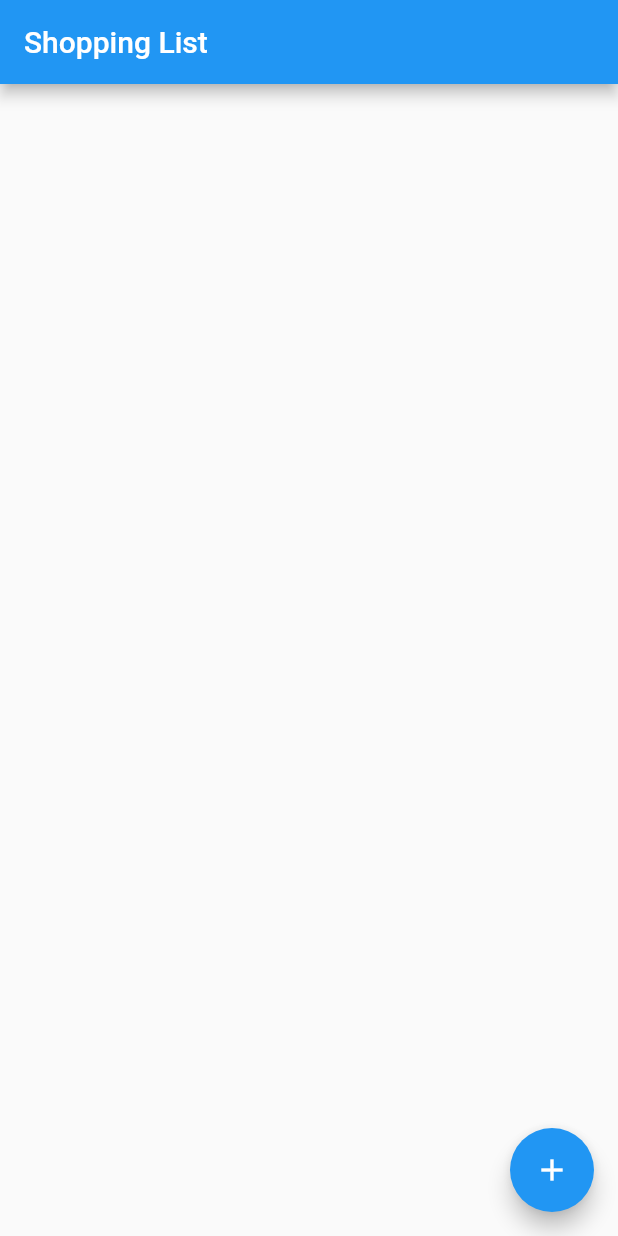
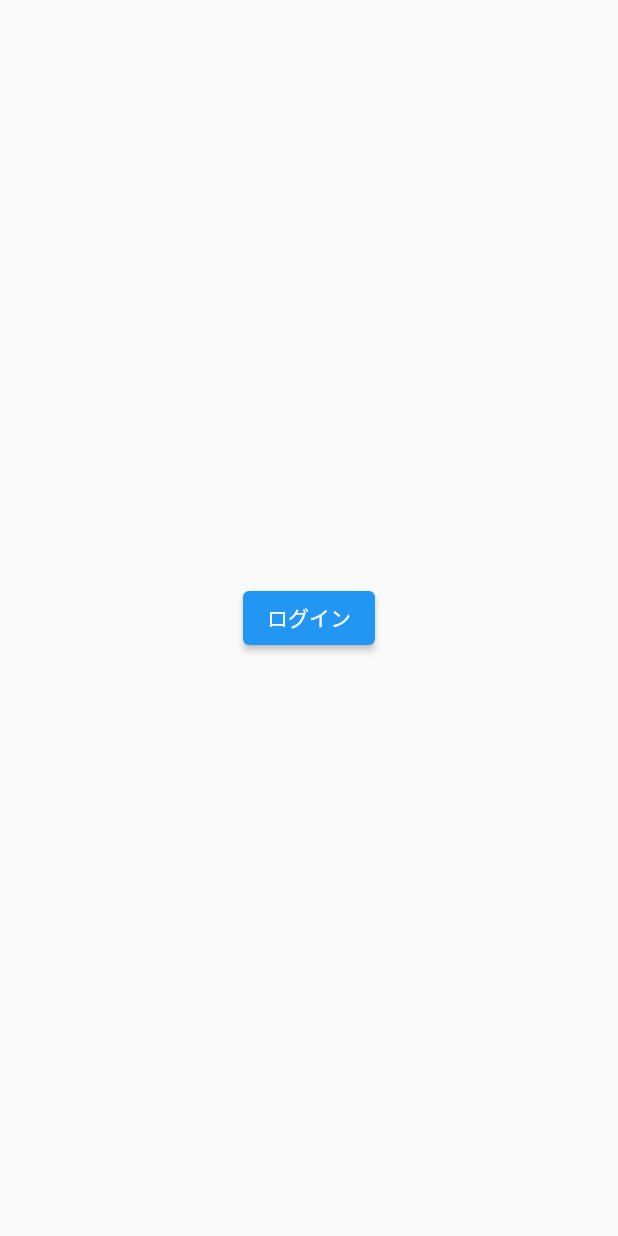
Before and after one commit to lanocci/shopping_list, a Flutter app: the screen it shows after launch, on a phone screen of 412 x 824 dp. Run offline on Flutter 3.47's test engine with Material 2 defaults, Android fonts, the phone set to English and light mode, and no system bars.

```diff
--- a/lib/main.dart
+++ b/lib/main.dart
@@ -1,10 +1,10 @@
 import 'package:flutter/material.dart';
 
 void main() {
-  runApp(MyApp());
+  runApp(ShoppingListApp());
 }
 
-class MyApp extends StatelessWidget {
+class ShoppingListApp extends StatelessWidget {
   // This widget is the root of your application.
   @override
   Widget build(BuildContext context) {
@@ -13,20 +13,41 @@ class MyApp extends StatelessWidget {
       theme: ThemeData(
         primarySwatch: Colors.blue,
       ),
-      home: ShoppingList(title: 'Shopping List'),
+      home: LoginPage(),
     );
   }
 }
 
-class ShoppingList extends StatefulWidget {
-  ShoppingList({Key key, this.title}): super(key: key);
+class LoginPage extends StatelessWidget {
+  @override
+  Widget build(BuildContext context) {
+    return Scaffold(
+        body: Center(
+            child: Column(
+      mainAxisAlignment: MainAxisAlignment.center,
+      children: <Widget>[
+        ElevatedButton(
+            onPressed: () async {
+              await Navigator.of(context)
+                  .pushReplacement(MaterialPageRoute(builder: (context) {
+                return ShoppingListPage(title: 'ShoppingList');
+              }));
+            },
+            child: Text('ログイン'))
+      ],
+    )));
+  }
+}
+
+class ShoppingListPage extends StatefulWidget {
+  ShoppingListPage({Key key, this.title}) : super(key: key);
   final String title;
 
   @override
-  _ShoppingListState createState() => _ShoppingListState();
+  _ShoppingListPageState createState() => _ShoppingListPageState();
 }
 
-class _ShoppingListState extends State<ShoppingList> {
+class _ShoppingListPageState extends State<ShoppingListPage> {
   final _items = <String>[];
   final _bought = <String>{};
 
@@ -39,21 +60,16 @@ class _ShoppingListState extends State<ShoppingList> {
       body: ListView.builder(
         itemCount: _items.length,
         itemBuilder: (context, index) {
-          return Card(
-            child: ListTile(
-              title: Text(_items[index])
-            )
-          );
+          return Card(child: ListTile(title: Text(_items[index])));
         },
       ),
       floatingActionButton: FloatingActionButton(
         onPressed: () async {
-          final newListText = await Navigator.of(context).push(
-            MaterialPageRoute(builder: (context) {
+          final newListText = await Navigator.of(context)
+              .push(MaterialPageRoute(builder: (context) {
             return ShoppingItemAddPage();
-            })
-          );
-          if(newListText != null) {
+          }));
+          if (newListText != null) {
             setState(() {
               _items.add(newListText);
             });
@@ -100,9 +116,11 @@ class _ShoppingItemAddPageState extends State<ShoppingItemAddPage> {
                   onPressed: () {
                     Navigator.of(context).pop(_text);
                   },
-                child: Text('リスト追加', style: TextStyle(color: Colors.white),),
-              )
+                  child: Text(
+                    'リスト追加',
+                    style: TextStyle(color: Colors.white),
                   ),
+                )),
             const SizedBox(height: 8),
             Container(
               width: double.infinity,
--- a/pubspec.yaml
+++ b/pubspec.yaml
@@ -23,6 +23,8 @@ environment:
 dependencies:
   flutter:
     sdk: flutter
+  sqflite:
+  path:
 
 
   # The following adds the Cupertino Icons font to your application.
```
Also changed, not shown: pubspec.lock, 5 other files. Lines whose indentation alone changed are shown as unchanged.
